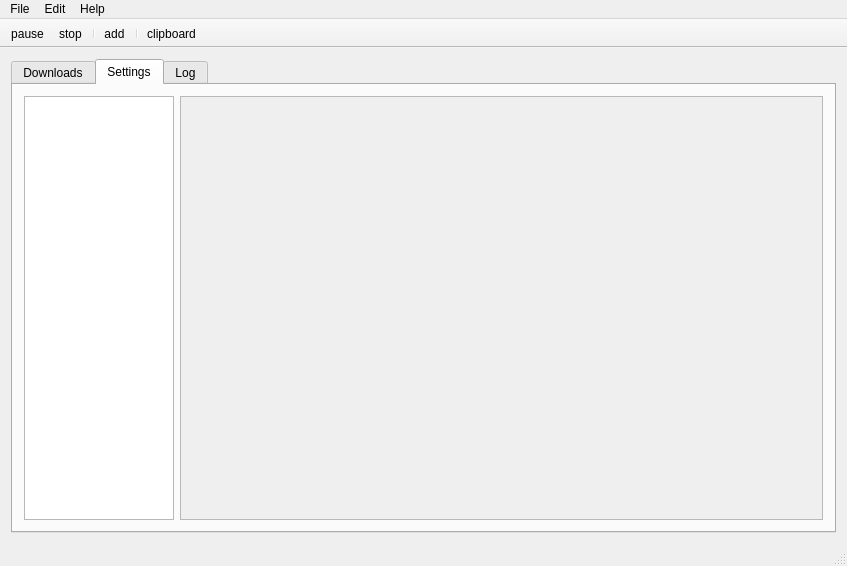
First picture: the form in src/ui/mainwindow/mainwindow.ui, repository mkaay/pyload-cpp-gui, before the edit.
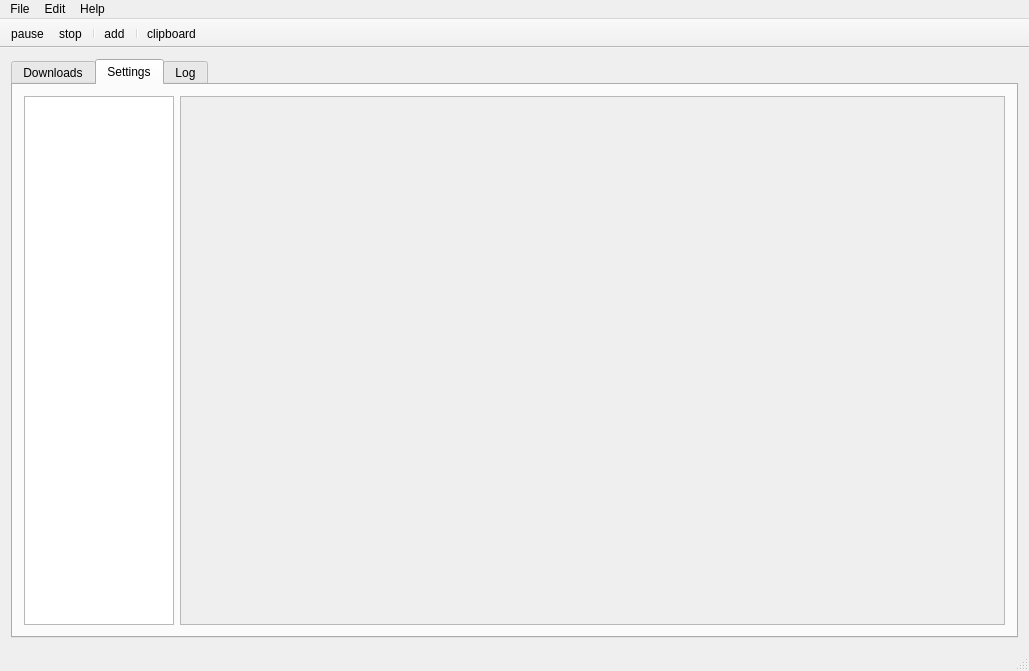
Second picture: the form after the edit. The open tabs and pages were chosen to show the change. Icons and pictures are not drawn.

Diff of the .ui file:
```diff
--- a/src/ui/mainwindow/mainwindow.ui
+++ b/src/ui/mainwindow/mainwindow.ui
@@ -6,8 +6,8 @@
    <rect>
     <x>0</x>
     <y>0</y>
-    <width>847</width>
-    <height>566</height>
+    <width>1029</width>
+    <height>671</height>
    </rect>
   </property>
   <property name="windowTitle">
@@ -86,8 +86,8 @@
             <rect>
              <x>0</x>
              <y>0</y>
-             <width>615</width>
-             <height>390</height>
+             <width>797</width>
+             <height>495</height>
             </rect>
            </property>
           </widget>
@@ -118,7 +118,7 @@
     <rect>
      <x>0</x>
      <y>0</y>
-     <width>847</width>
+     <width>1029</width>
      <height>22</height>
     </rect>
    </property>
```
